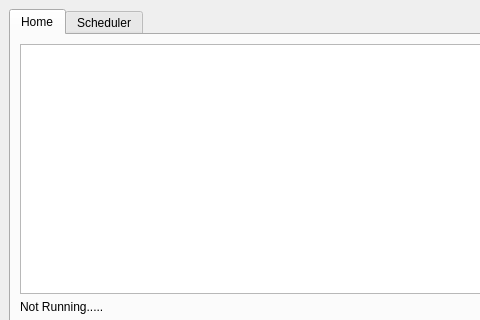
Before: the Qt Designer form src/mainwindow.ui in stearnsbq/BYRON_STEARNS_CMSC312_2019, drawn with Qt 5; both pictures show x 0 to 480 and y 0 to 320 of the 597 by 439 pixel window.
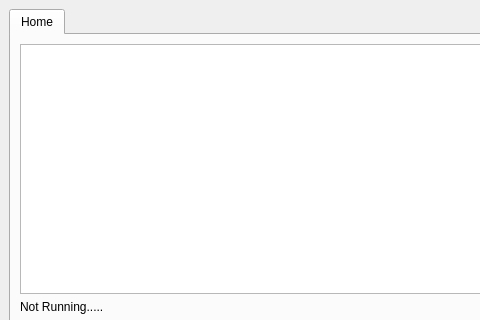
After: the same form once the commit is applied.

Diff of the .ui file:
```diff
--- a/src/mainwindow.ui
+++ b/src/mainwindow.ui
@@ -109,11 +109,6 @@
         </item>
        </layout>
       </widget>
-      <widget class="QWidget" name="tab">
-       <attribute name="title">
-        <string>Scheduler</string>
-       </attribute>
-      </widget>
      </widget>
     </item>
    </layout>
```
